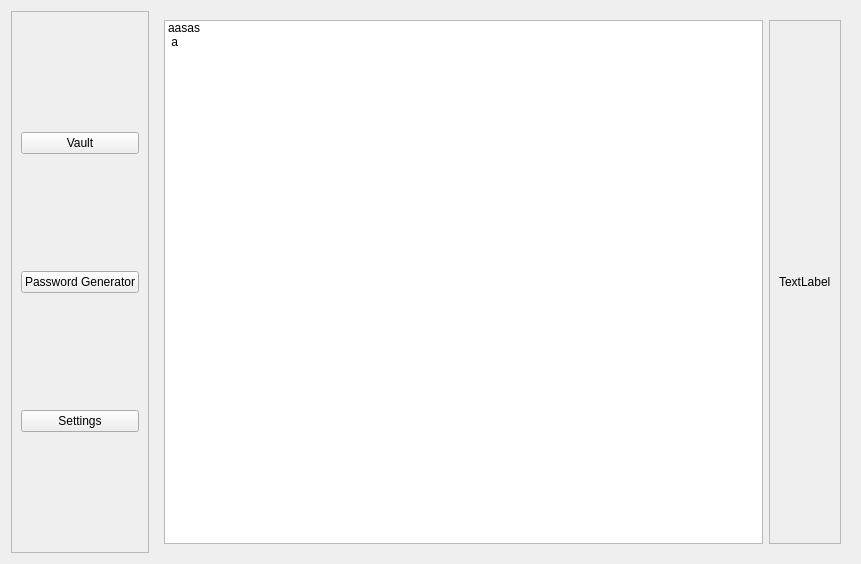
Qt form dashboard.ui (SahisN/PasswordManager) before a commit.
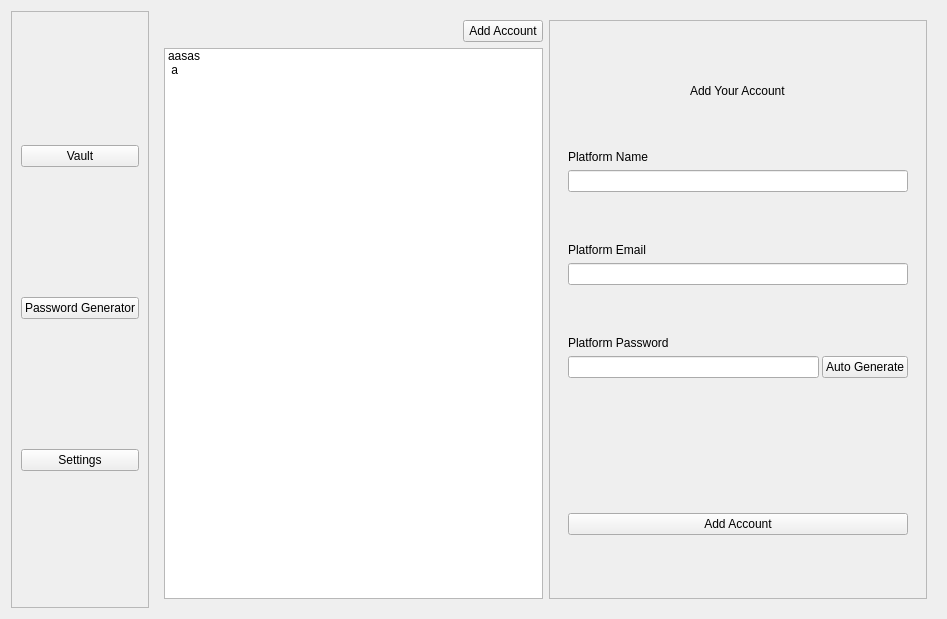
The same form after that commit. The open tabs and pages were chosen to show the change.

Commit message: Added Account Creation

```diff
--- a/dashboard.ui
+++ b/dashboard.ui
@@ -6,8 +6,8 @@
    <rect>
     <x>0</x>
     <y>0</y>
-    <width>861</width>
-    <height>564</height>
+    <width>947</width>
+    <height>619</height>
    </rect>
   </property>
   <property name="windowTitle">
@@ -60,6 +60,13 @@
       <layout class="QHBoxLayout" name="horizontalLayout_3">
        <item>
         <layout class="QVBoxLayout" name="verticalLayout_3">
+         <item alignment="Qt::AlignmentFlag::AlignRight">
+          <widget class="QPushButton" name="addAccountButton">
+           <property name="text">
+            <string>Add Account</string>
+           </property>
+          </widget>
+         </item>
          <item>
           <layout class="QHBoxLayout" name="horizontalLayout_4">
            <item>
@@ -88,10 +95,187 @@
            </property>
            <layout class="QVBoxLayout" name="verticalLayout_8">
             <item>
-             <widget class="QLabel" name="label">
-              <property name="text">
-               <string>TextLabel</string>
+             <widget class="QStackedWidget" name="accountPanel">
+              <property name="maximumSize">
+               <size>
+                <width>16777207</width>
+                <height>16777215</height>
+               </size>
               </property>
+              <property name="currentIndex">
+               <number>1</number>
+              </property>
+              <widget class="QWidget" name="emptyAccountPage">
+               <layout class="QVBoxLayout" name="verticalLayout">
+                <item alignment="Qt::AlignmentFlag::AlignHCenter|Qt::AlignmentFlag::AlignVCenter">
+                 <widget class="QLabel" name="label">
+                  <property name="sizePolicy">
+                   <sizepolicy hsizetype="Preferred" vsizetype="Preferred">
+                    <horstretch>0</horstretch>
+                    <verstretch>0</verstretch>
+                   </sizepolicy>
+                  </property>
+                  <property name="text">
+                   <string>Select / Create a account  to view details</string>
+                  </property>
+                 </widget>
+                </item>
+               </layout>
+              </widget>
+              <widget class="QWidget" name="accountDetailPage">
+               <layout class="QVBoxLayout" name="verticalLayout_6">
+                <item>
+                 <widget class="QLabel" name="label_7">
+                  <property name="text">
+                   <string>Account Detail Page</string>
+                  </property>
+                 </widget>
+                </item>
+               </layout>
+              </widget>
+              <widget class="QWidget" name="createAccountPage">
+               <layout class="QVBoxLayout" name="verticalLayout_5">
+                <item>
+                 <spacer name="verticalSpacer_3">
+                  <property name="orientation">
+                   <enum>Qt::Orientation::Vertical</enum>
+                  </property>
+                  <property name="sizeHint" stdset="0">
+                   <size>
+                    <width>20</width>
+                    <height>40</height>
+                   </size>
+                  </property>
+                 </spacer>
+                </item>
+                <item alignment="Qt::AlignmentFlag::AlignHCenter">
+                 <widget class="QLabel" name="label_6">
+                  <property name="text">
+                   <string>Add Your Account</string>
+                  </property>
+                 </widget>
+                </item>
+                <item>
+                 <spacer name="verticalSpacer_6">
+                  <property name="orientation">
+                   <enum>Qt::Orientation::Vertical</enum>
+                  </property>
+                  <property name="sizeHint" stdset="0">
+                   <size>
+                    <width>20</width>
+                    <height>40</height>
+                   </size>
+                  </property>
+                 </spacer>
+                </item>
+                <item alignment="Qt::AlignmentFlag::AlignLeft|Qt::AlignmentFlag::AlignBottom">
+                 <widget class="QLabel" name="accountTitleLabel">
+                  <property name="text">
+                   <string>Platform Name</string>
+                  </property>
+                 </widget>
+                </item>
+                <item>
+                 <widget class="QLineEdit" name="lineEdit"/>
+                </item>
+                <item>
+                 <spacer name="verticalSpacer_2">
+                  <property name="orientation">
+                   <enum>Qt::Orientation::Vertical</enum>
+                  </property>
+                  <property name="sizeHint" stdset="0">
+                   <size>
+                    <width>20</width>
+                    <height>40</height>
+                   </size>
+                  </property>
+                 </spacer>
+                </item>
+                <item alignment="Qt::AlignmentFlag::AlignBottom">
+                 <widget class="QLabel" name="label_4">
+                  <property name="text">
+                   <string>Platform Email</string>
+                  </property>
+                 </widget>
+                </item>
+                <item>
+                 <widget class="QLineEdit" name="lineEdit_2"/>
+                </item>
+                <item>
+                 <spacer name="verticalSpacer_4">
+                  <property name="orientation">
+                   <enum>Qt::Orientation::Vertical</enum>
+                  </property>
+                  <property name="sizeHint" stdset="0">
+                   <size>
+                    <width>20</width>
+                    <height>40</height>
+                   </size>
+                  </property>
+                 </spacer>
+                </item>
+                <item alignment="Qt::AlignmentFlag::AlignBottom">
+                 <widget class="QLabel" name="label_5">
+                  <property name="text">
+                   <string>Platform Password</string>
+                  </property>
+                 </widget>
+                </item>
+                <item>
+                 <layout class="QHBoxLayout" name="horizontalLayout_10">
+                  <property name="spacing">
+                   <number>3</number>
+                  </property>
+                  <property name="bottomMargin">
+                   <number>83</number>
+                  </property>
+                  <item>
+                   <widget class="QLineEdit" name="lineEdit_3"/>
+                  </item>
+                  <item>
+                   <widget class="QPushButton" name="pushButton_2">
+                    <property name="text">
+                     <string>Auto Generate</string>
+                    </property>
+                   </widget>
+                  </item>
+                 </layout>
+                </item>
+                <item>
+                 <spacer name="verticalSpacer_5">
+                  <property name="orientation">
+                   <enum>Qt::Orientation::Vertical</enum>
+                  </property>
+                  <property name="sizeHint" stdset="0">
+                   <size>
+                    <width>20</width>
+                    <height>40</height>
+                   </size>
+                  </property>
+                 </spacer>
+                </item>
+                <item>
+                 <widget class="QPushButton" name="pushButton">
+                  <property name="text">
+                   <string>Add Account</string>
+                  </property>
+                 </widget>
+                </item>
+                <item>
+                 <spacer name="verticalSpacer">
+                  <property name="orientation">
+                   <enum>Qt::Orientation::Vertical</enum>
+                  </property>
+                  <property name="sizeHint" stdset="0">
+                   <size>
+                    <width>20</width>
+                    <height>40</height>
+                   </size>
+                  </property>
+                 </spacer>
+                </item>
+               </layout>
+              </widget>
              </widget>
             </item>
            </layout>
```
Left out of the diff: 2 changed lines with no effect on the pictures. The commit also changes 2 other files.
